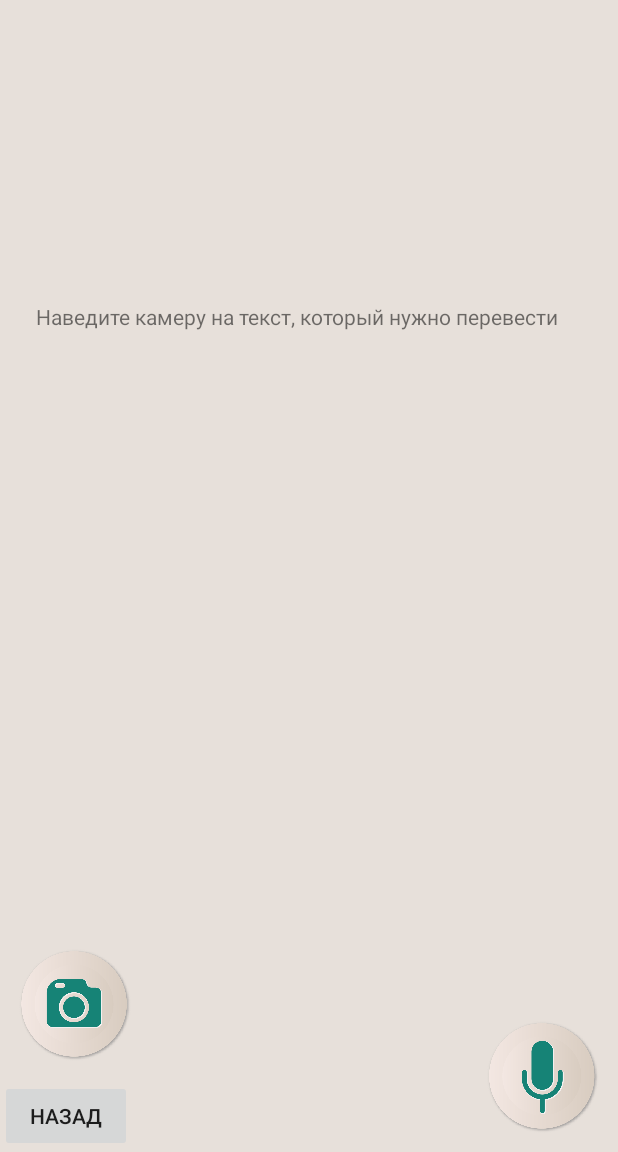
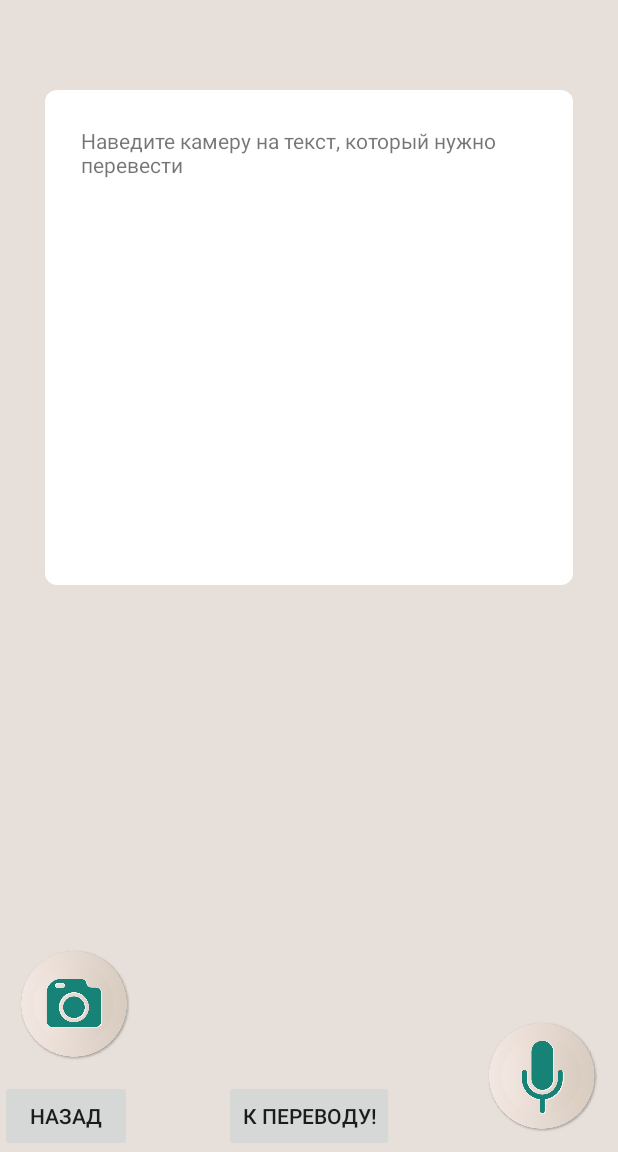
Before and after one commit to DenisMalanichev/PhotoEng, an Android app: the screen it shows after launch (MainActivity), on a phone screen of 412 x 824 dp, the part 84-1236 px from its top. Run offline under Robolectric (Android 15) with nearby library versions, the phone set to English and light mode, and no system bars; libraries missing offline, so code that uses them is left out: com.theartofdev.edmodo; pictures from the network do not load.

Commit message:
commit 1.94(card view + floating button)

```diff
--- a/app/src/main/java/com/example/photoeng/MainActivity.java
+++ b/app/src/main/java/com/example/photoeng/MainActivity.java
@@ -36,27 +36,33 @@ public class MainActivity extends AppCompatActivity {
     private ImageView ImageView;
     private static final int REQUEST_CODE_SPEECH_INPUT = 1000;
     private ImageButton SayButton;
+    private Button toTranslate;
     Uri uri;
-    int count = 0;
 
 
     @Override
     protected void onCreate(Bundle savedInstanceState) {
         super.onCreate(savedInstanceState);
         setContentView(R.layout.activity_main);
-        //setRequestedOrientation(ActivityInfo.SCREEN_ORIENTATION_PORTRAIT);
+        setRequestedOrientation(ActivityInfo.SCREEN_ORIENTATION_PORTRAIT);
         getSupportActionBar().setDisplayHomeAsUpEnabled(false);
 
-        try {
+
             BackButton = findViewById(R.id.Back_button);
             CameraText = findViewById(R.id.Camera_text);
             ScaneButton = findViewById(R.id.scane_button);
             ImageView = findViewById(R.id.image);
             SayButton = findViewById(R.id.say_button);
-        } catch (Exception e) {
-            e.printStackTrace();
-        }
-        Log.i("Test", "working");
+            toTranslate = findViewById(R.id.totranslate);
+
+        toTranslate.setOnClickListener(new View.OnClickListener() {
+            @Override
+            public void onClick(View v) {
+                Intent intent1 = new Intent(MainActivity.this, MainScreen.class);
+                intent1.putExtra("extraString", CameraText.getText().toString());
+                startActivity(intent1);
+            }
+        });
         BackButton.setOnClickListener(new View.OnClickListener() {
 
             @Override
@@ -69,16 +75,13 @@ public class MainActivity extends AppCompatActivity {
         ScaneButton.setOnClickListener(new View.OnClickListener() {
             @Override
             public void onClick(View v) {
-
                 CropImage.startPickImageActivity(MainActivity.this);
-                count = 1;
             }
         });
         SayButton.setOnClickListener(new View.OnClickListener() {
             @Override
             public void onClick(View v) {
                 speak();
-                count = 2;
             }
         });
     }
@@ -140,17 +143,6 @@ public class MainActivity extends AppCompatActivity {
                     final TesseractOCR tesseract = new TesseractOCR(this, "eng");
                     //CameraText.setText(tesseract.getOCRResult(imageView2Bitmap(ImageView)));
                     Toast.makeText(this, "working", Toast.LENGTH_LONG).show();
-                    new Handler().post(new Runnable() {
-                        @Override
-                        public void run() {
-
-                            Intent intent1 = new Intent(MainActivity.this, MainScreen.class);
-                            intent1.putExtra("extraString", tesseract.getOCRResult(imageView2Bitmap(ImageView)));
-                            startActivity(intent1);
-                        }
-                    });
-
-
                 }
             }
         }
--- /dev/null
+++ b/app/src/main/res/drawable/add_icon.xml
@@ -0,0 +1,5 @@
+<vector android:height="24dp" android:tint="#FFFFFF"
+    android:viewportHeight="24.0" android:viewportWidth="24.0"
+    android:width="24dp" xmlns:android="http://schemas.android.com/apk/res/android">
+    <path android:fillColor="#FF000000" android:pathData="M19,13h-6v6h-2v-6H5v-2h6V5h2v6h6v2z"/>
+</vector>
--- a/app/src/main/res/layout/activity_main.xml
+++ b/app/src/main/res/layout/activity_main.xml
@@ -9,24 +9,40 @@
     android:background="@drawable/background">
 
 
+
+    <androidx.cardview.widget.CardView
+        android:layout_width="match_parent"
+        android:layout_height="330dp"
+        android:layout_marginLeft="30dp"
+        android:layout_marginRight="30dp"
+        android:layout_marginTop="60dp"
+        app:cardCornerRadius="8dp">
+<LinearLayout
+    android:layout_width="match_parent"
+    android:layout_height="match_parent"
+    android:orientation="vertical">
     <TextView
         android:id="@+id/Camera_text"
         android:layout_width="wrap_content"
-        android:layout_height="413dp"
-        android:layout_gravity="center_vertical"
+        android:layout_height="wrap_content"
+        android:layout_gravity="center_vertical|top"
         android:padding="24dp"
         android:text="@string/camera_text" />
+    <ImageView
+        android:id="@+id/image"
+        android:layout_width="wrap_content"
+        android:layout_height="fill_parent"
+        android:layout_gravity="center|bottom"
+        android:layout_margin="7dp"/>
+
+    </LinearLayout>
+    </androidx.cardview.widget.CardView>
     <LinearLayout
         android:layout_width="wrap_content"
         android:layout_height="wrap_content"
         android:layout_gravity="bottom"
         android:orientation="vertical">
 
-    <ImageView
-        android:id="@+id/image"
-        android:layout_width="wrap_content"
-        android:layout_height="fill_parent"
-        android:layout_gravity="center"/>
 
 
 
@@ -48,6 +64,12 @@
 
 
     </LinearLayout>
+    <Button
+    android:layout_width="wrap_content"
+    android:layout_height="wrap_content"
+    android:text="к переводу!"
+    android:id="@+id/totranslate"
+        android:layout_gravity="bottom|center"/>
     <ImageButton
         android:layout_width="100dp"
         android:layout_height="100dp"
--- a/app/src/main/res/menu/menu_navigation.xml
+++ b/app/src/main/res/menu/menu_navigation.xml
@@ -4,21 +4,17 @@
     <item
         android:id="@+id/dictionary_navigation_view"
         android:title="@string/dictionary"
-        app:showAsAction="ifRoom"
         android:icon="@drawable/ic_library_books_black_24dp"/>
     <item
         android:id="@+id/learn_navigation_view"
         android:title="@string/learn_text"
-        app:showAsAction="ifRoom"
         android:icon="@drawable/headset_icon"/>
     <item
         android:id="@+id/home_navigation_view"
         android:title="@string/home"
-        app:showAsAction="ifRoom"
         android:icon="@drawable/home_icon"/>
     <item
         android:id="@+id/train_navigation_view"
         android:title="@string/train"
-        app:showAsAction="ifRoom"
         android:icon="@drawable/train_icon"/>
 </menu>
```
Also changed, not shown: app/src/main/java/com/example/photoeng/MainScreen.java (+40 -39 lines), app/src/main/res/layout/activity_main_screen.xml (+22 -12 lines), 16 other files.
